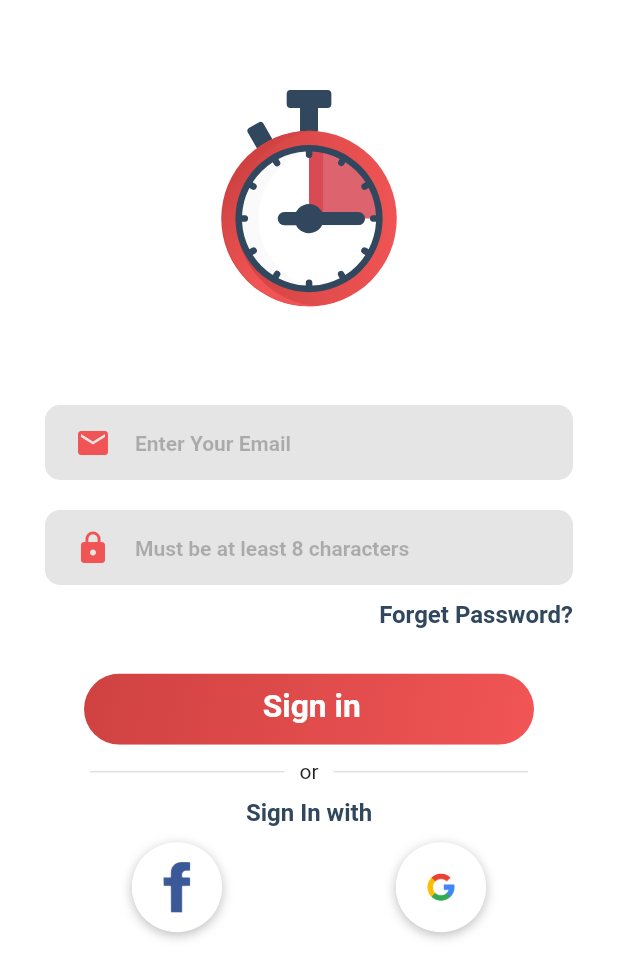
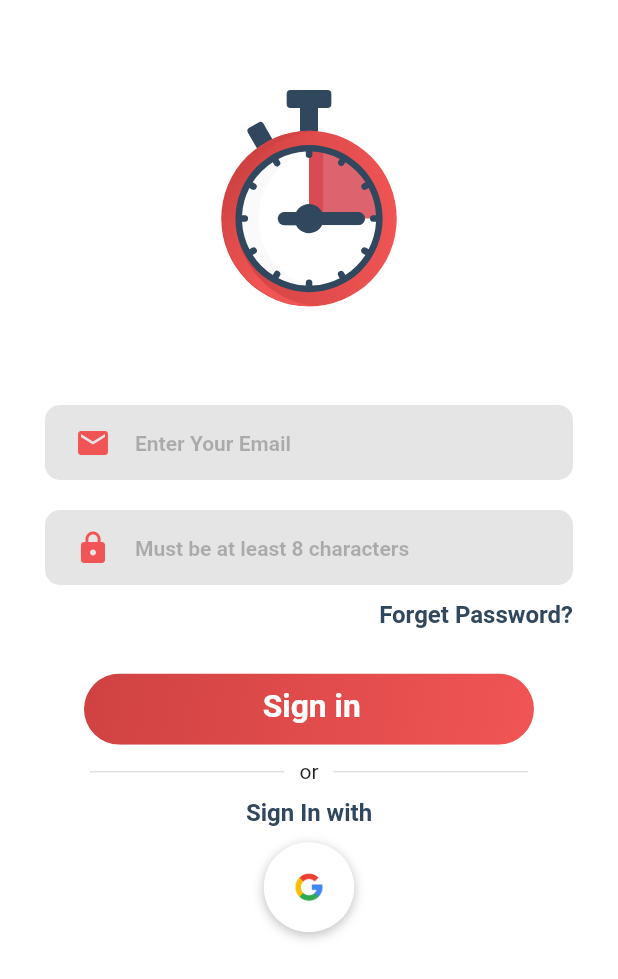
Before and after one commit to Firas-Amin/timer_tracker, a Flutter app: the screen it shows after launch, after a tap on an icon or button, on a phone screen of 412 x 824 dp. Shown: the top 979 px of the screen. Run offline on Flutter 3.47's test engine with Material 2 defaults, Android fonts, the phone set to English and light mode, and no system bars; our stand-ins replace firebase_auth, firebase_core, flutter_svg, google_sign_in; accounts and stored records are empty; Roboto replaces fonts that are missing (Cairo).

Commit message:
removing facebook sing in

```diff
--- a/lib/Component/BuildSoicalButton.dart
+++ b/lib/Component/BuildSoicalButton.dart
@@ -25,7 +25,7 @@ class BuildSocialButton extends StatelessWidget {
             ],
             image: DecorationImage(
               image:AssetImage("images/$asset.jpg"),
-            )
+            ),
 
         ),
       ),
--- a/lib/LandingPage.dart
+++ b/lib/LandingPage.dart
@@ -1,3 +1,4 @@
+import 'package:firebase_auth/firebase_auth.dart';
 import 'package:flutter/material.dart';
 import 'package:timer_tracker/TimeTracker.dart';
 import 'Auth.dart';
@@ -8,34 +9,16 @@ class LandingPage extends StatelessWidget {
   final AuthBase auth;
 
 
-
-
-
-
-
-
   @override
   Widget build(BuildContext context) {
-    return StreamBuilder(
+    return StreamBuilder<User>(
       stream: auth.authChange(),
       builder: (context, snapshot){// snapshot is an objects that hold the data we will retrieve.
-      if(snapshot.connectionState == ConnectionState.active){
         if(snapshot.data == null){
           return MainScreen(auth:auth,);
         }else{
           return HomePage(auth:auth,);
         }
-      }else {
-        return Scaffold(
-          body: Container(
-            child: CircularProgressIndicator(
-
-            ),
-          ),
-        );
-
-      }
-
       }
 
     );
--- a/lib/LoginPage.dart
+++ b/lib/LoginPage.dart
@@ -1,6 +1,9 @@
+
 import 'package:flutter/material.dart';
 import 'package:flutter_svg/svg.dart';
+import 'Auth.dart';
 import 'package:timer_tracker/constants.dart';
+
 
 import 'Component/ClickAbleImage.dart';
 import 'Component/RoundedPasswordField.dart';
@@ -8,9 +11,15 @@ import 'Component/RoundedTextField.dart';
 import 'Component/BuildSoicalButton.dart';
 
 
-class LoginPage extends StatelessWidget {
-  const LoginPage({Key key}) : super(key: key);
+class LoginPage extends StatefulWidget {
+  const LoginPage({Key key, this.auth}) : super(key: key);
+  final AuthBase auth;
 
+  @override
+  _LoginPageState createState() => _LoginPageState();
+}
+
+class _LoginPageState extends State<LoginPage> {
   @override
   Widget build(BuildContext context) {
     return Scaffold(
@@ -24,12 +33,8 @@ class LoginPage extends StatelessWidget {
 
             children: [
               SizedBox(height: 30,),
-
               SvgPicture.asset('images/timeScreen.svg',width: 200, height: 200,),
-
-
               RoundedTextField(icon:Icons.mail,name: "Enter Your Email",),
-
 
               RoundedPasswordField(icon:Icons.lock,name: "Must be at least 8 characters",),
               Text("Forget Password?", textAlign: TextAlign.end, style: kMainText.copyWith(fontSize: 16),),
@@ -42,8 +47,7 @@ class LoginPage extends StatelessWidget {
               Row(
                 mainAxisAlignment: MainAxisAlignment.spaceAround,
                 children: [
-                  BuildSocialButton(asset: "facebook",),
-                 BuildSocialButton(asset: "google2",),
+                 BuildSocialButton(asset: "google2",onTap: _SignInWithGoogle,),
                 ],
               ),
             ],
@@ -53,7 +57,20 @@ class LoginPage extends StatelessWidget {
 
     );
   }
+
+  Future<void> _SignInWithGoogle() async {
+    try{
+      await widget.auth.signInGoogle();
+      Navigator.pop(context);
+
+    }catch(e){
+      print(e.toString());
+    }
+  }
 }
+
+
+
 
 
 
--- a/lib/RegisterPage.dart
+++ b/lib/RegisterPage.dart
@@ -1,4 +1,4 @@
-import 'package:firebase_auth/firebase_auth.dart';
+
 import 'package:flutter/material.dart';
 import 'package:flutter_svg/svg.dart';
 
@@ -38,7 +38,6 @@ class RegisterPage extends StatelessWidget {
               Row(
                 mainAxisAlignment: MainAxisAlignment.spaceAround,
                 children: [
-                  BuildSocialButton(asset: "facebook", ),
                   BuildSocialButton(asset: "google2",),
                 ],
               ),
--- a/lib/TimeTracker.dart
+++ b/lib/TimeTracker.dart
@@ -26,10 +26,7 @@ class TimeTracker extends StatelessWidget {
 
 class MainScreen extends StatelessWidget {
   const MainScreen({Key key, this.auth}) : super(key: key);
-
   final AuthBase auth ;
-
-
 
 
 
@@ -44,7 +41,7 @@ class MainScreen extends StatelessWidget {
           children: [
             ClickAbleImage(name:'time',),
             SizedBox(height: 100,),
-            ClickAbleImage(name:'asset1',width: 300,press: ()=>Navigator.push(context, MaterialPageRoute(builder:(c)=> LoginPage())),),
+            ClickAbleImage(name:'asset1',width: 300,press: ()=>Navigator.push(context, MaterialPageRoute(fullscreenDialog:true,builder:(c)=> LoginPage(auth:auth,))),),
             SizedBox(height: 10,),
             ClickAbleImage(name:'asset2',width: 300,press: ()=>Navigator.push(context, MaterialPageRoute(builder:(c)=>RegisterPage())),),
             SizedBox(height: 10,),
@@ -70,7 +67,6 @@ class MainScreen extends StatelessWidget {
       print(e.toString());
 
     }
+  }
 
-
-  }
 }
```
Also changed, not shown: lib/Auth.dart (+24 -6 lines).
